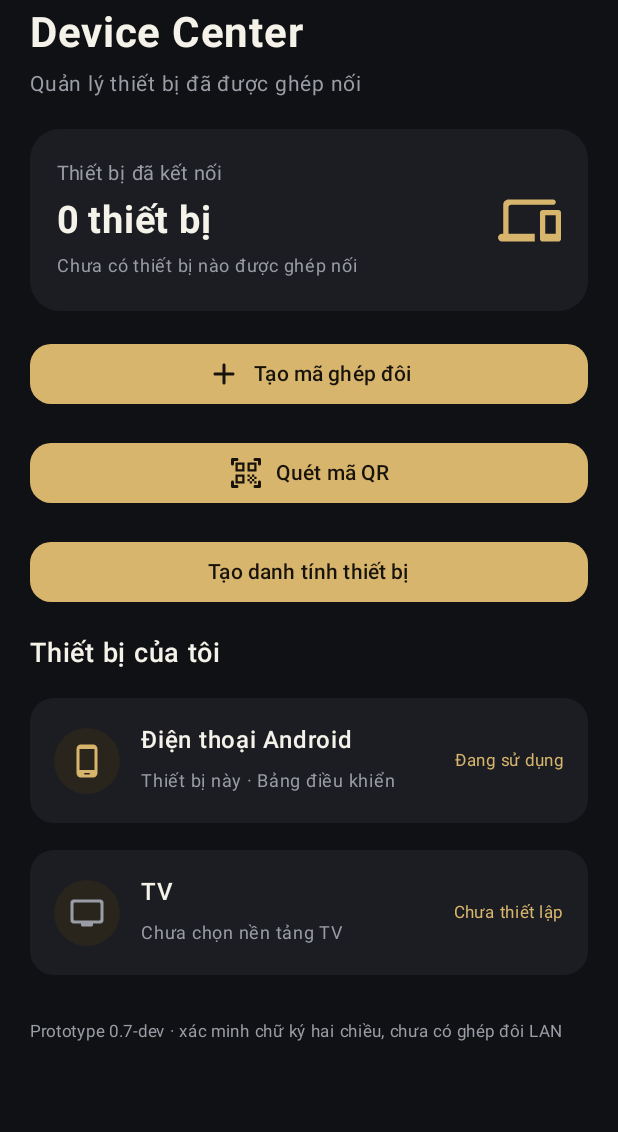
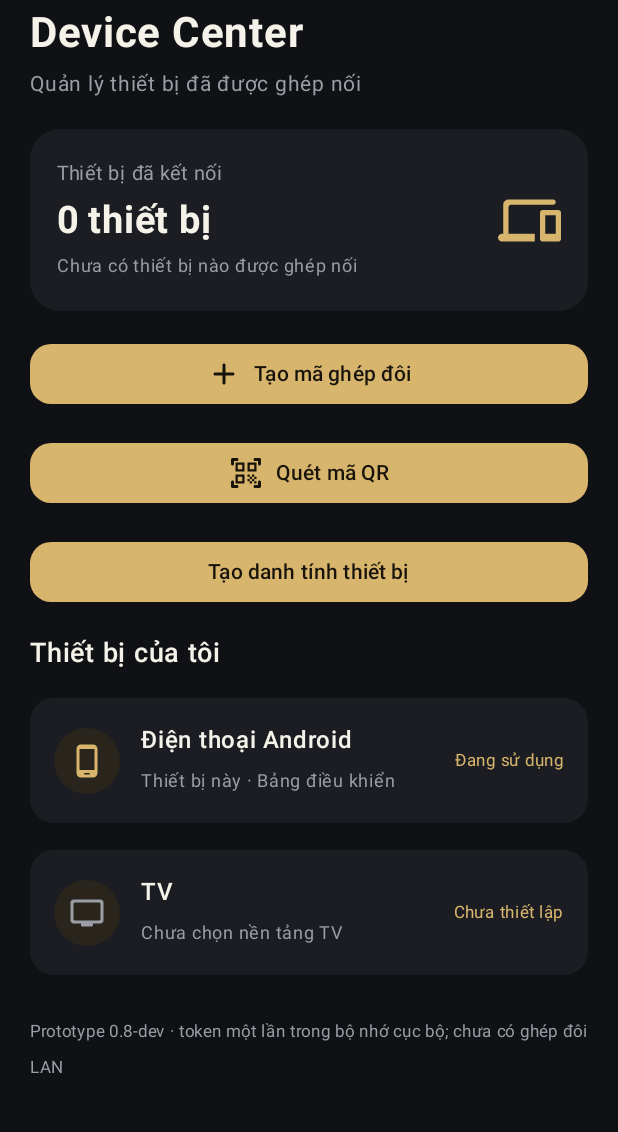
Before and after one commit to dea78799-dotcom/SYNTRA-Ecosystem, an Android app built with Jetpack Compose: the screen it shows after launch (MainActivity), on a phone screen of 412 x 824 dp, the part 72-1204 px from its top. Run offline under Robolectric (Android 15) with nearby library versions, the phone set to English and light mode, and no system bars; libraries missing offline, so code that uses them is left out: com.google.mlkit.vision.

Commit message:
Update NEXUS prototype status to 0.8-dev

```diff
--- a/projects/syntra-nexus/app/src/main/java/com/syntra/nexus/MainActivity.kt
+++ b/projects/syntra-nexus/app/src/main/java/com/syntra/nexus/MainActivity.kt
@@ -245,7 +245,7 @@ private fun NexusDashboard() {
 
             item {
                 Text(
-                    text = "Prototype 0.7-dev · xác minh chữ ký hai chiều, chưa có ghép đôi LAN",
+                    text = "Prototype 0.8-dev · token một lần trong bộ nhớ cục bộ; chưa có ghép đôi LAN",
                     color = NexusMuted,
                     fontSize = 11.sp,
                     modifier = Modifier.padding(top = 8.dp, bottom = 12.dp)
```
